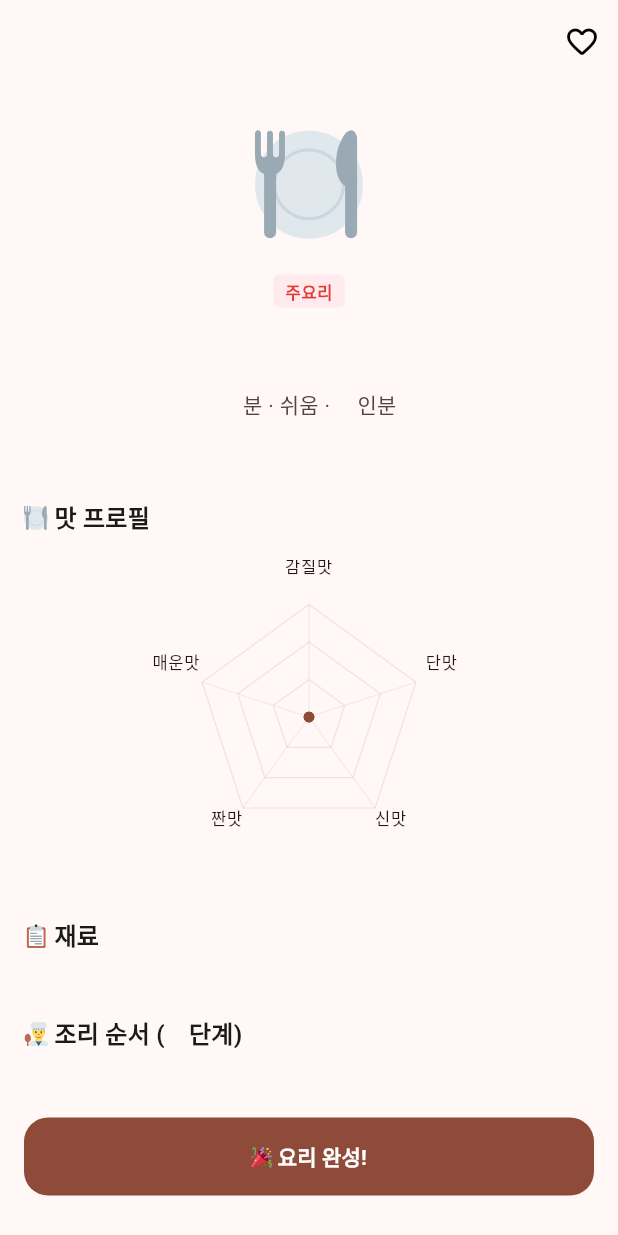
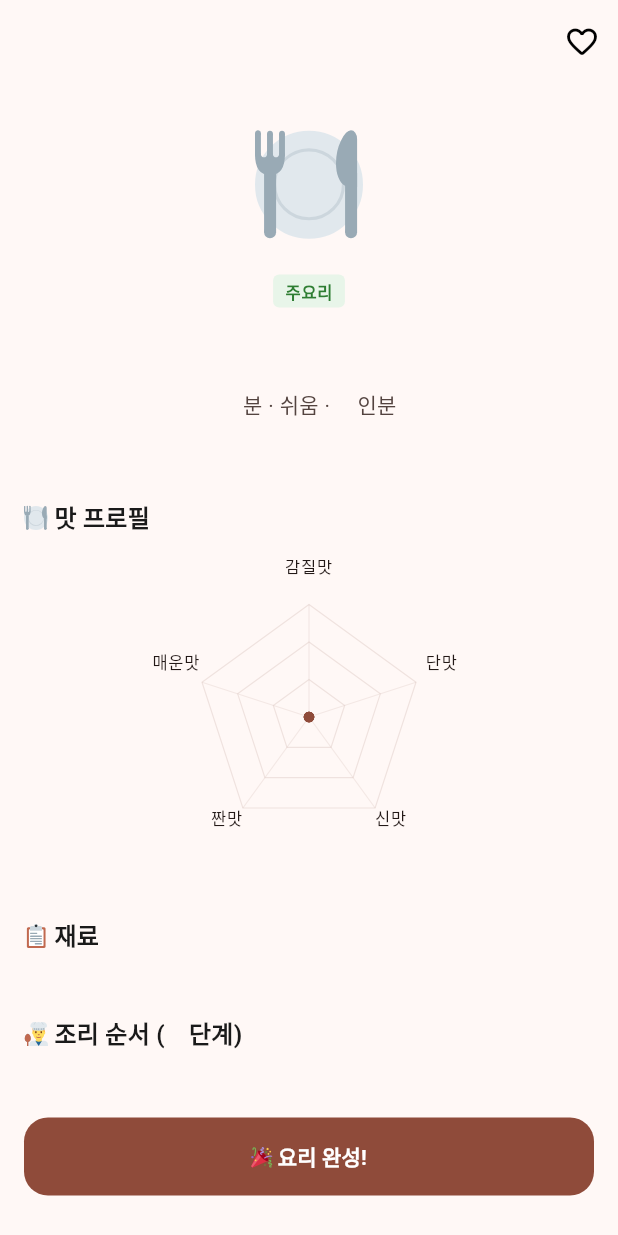
Before and after one commit to rdrdread/whipup-app, a Flutter app: the _RecipeDetailContent screen opened directly with empty values, on a phone screen of 412 x 824 dp. Run offline on Flutter 3.47's test engine with Material 3 defaults, Android fonts, the phone set to English and light mode, and no system bars; our stand-ins replace camera, dio, flex_color_scheme, flutter_riverpod, flutter_secure_storage, freezed_annotation and 4 more; missing offline and left inert: google_mlkit_text_recognition; accounts and stored records are empty; generated files the repository leaves out were written again; Roboto replaces fonts that are missing (Pretendard).

Commit message:
fix(ui): 배지 색상 불일치 및 앱바 제목 굵기 데모 정렬
- RecipeTypeBadge: MAIN이 홈(초록 #2E7D32)과 달리 빨강(#E53935)으로
  표시되던 내부 모순 수정. main/soup/dessert/snack/sauce를
  데모(screens_r4.html :root 배지 토큰) 및 홈 화면과 동일 색상으로 통일
- 재고/재료 추가 앱바 제목: 단독으로 w900/큰 크기를 쓰던 것을
  나머지 화면(recipe/settings/my=w600) 및 데모(20px/600)·
  design_system(20sp SemiBold) 기준 w600/20으로 표준화

```diff
--- a/app/lib/views/stock/stock_add_screen.dart
+++ b/app/lib/views/stock/stock_add_screen.dart
@@ -234,8 +234,8 @@ class _StockAddScreenState extends ConsumerState<StockAddScreen> {
           isEditMode ? '재료 수정' : '재료 추가',
           style: const TextStyle(
             fontFamily: 'Pretendard',
-            fontWeight: FontWeight.w900,
-            fontSize: 22,
+            fontWeight: FontWeight.w600,
+            fontSize: 20,
           ),
         ),
         leading: IconButton(
--- a/app/lib/views/stock/stock_screen.dart
+++ b/app/lib/views/stock/stock_screen.dart
@@ -59,8 +59,8 @@ class _StockScreenState extends ConsumerState<StockScreen>
           '재고',
           style: TextStyle(
             fontFamily: 'Pretendard',
-            fontWeight: FontWeight.w900,
-            fontSize: 24,
+            fontWeight: FontWeight.w600,
+            fontSize: 20,
           ),
         ),
         centerTitle: false,
--- a/app/lib/widgets/recipe/recipe_type_badge.dart
+++ b/app/lib/widgets/recipe/recipe_type_badge.dart
@@ -36,13 +36,13 @@ class RecipeTypeBadge extends StatelessWidget {
 
   (Color, Color) _colors(BuildContext context, RecipeType type) {
     return switch (type) {
-      RecipeType.main => (const Color(0xFFFFEBEE), const Color(0xFFE53935)),
-      RecipeType.soup => (const Color(0xFFE3F2FD), const Color(0xFF1E88E5)),
-      RecipeType.side => (const Color(0xFFE8F5E9), const Color(0xFF43A047)),
-      RecipeType.dessert => (const Color(0xFFFCE4EC), const Color(0xFFD81B60)),
-      RecipeType.snack => (const Color(0xFFFFF8E1), const Color(0xFFFF8F00)),
+      RecipeType.main => (const Color(0xFFE8F5E9), const Color(0xFF2E7D32)),
+      RecipeType.soup => (const Color(0xFFE3F2FD), const Color(0xFF1565C0)),
+      RecipeType.side => (const Color(0xFFF1F8E9), const Color(0xFF558B2F)),
+      RecipeType.dessert => (const Color(0xFFFCE4EC), const Color(0xFFC62828)),
+      RecipeType.snack => (const Color(0xFFFFF8E1), const Color(0xFFF57F17)),
       RecipeType.drink => (const Color(0xFFE0F7FA), const Color(0xFF00ACC1)),
-      RecipeType.sauce => (const Color(0xFFF3E5F5), const Color(0xFF8E24AA)),
+      RecipeType.sauce => (const Color(0xFFF3E5F5), const Color(0xFF6A1B9A)),
     };
   }
 }
```
